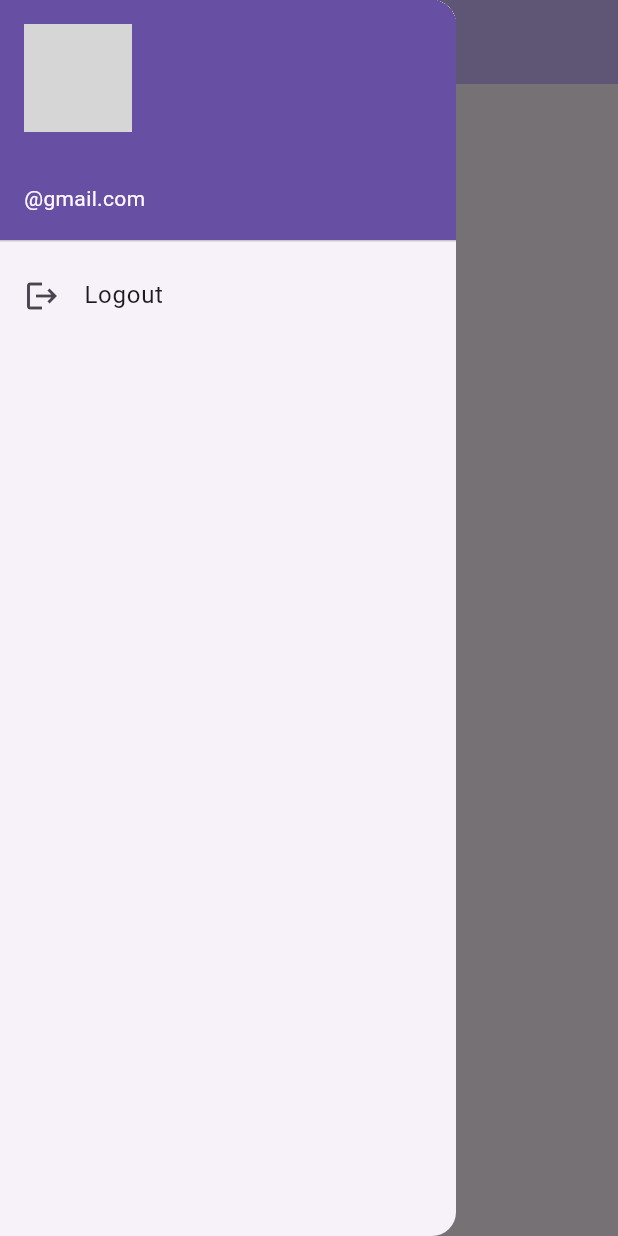
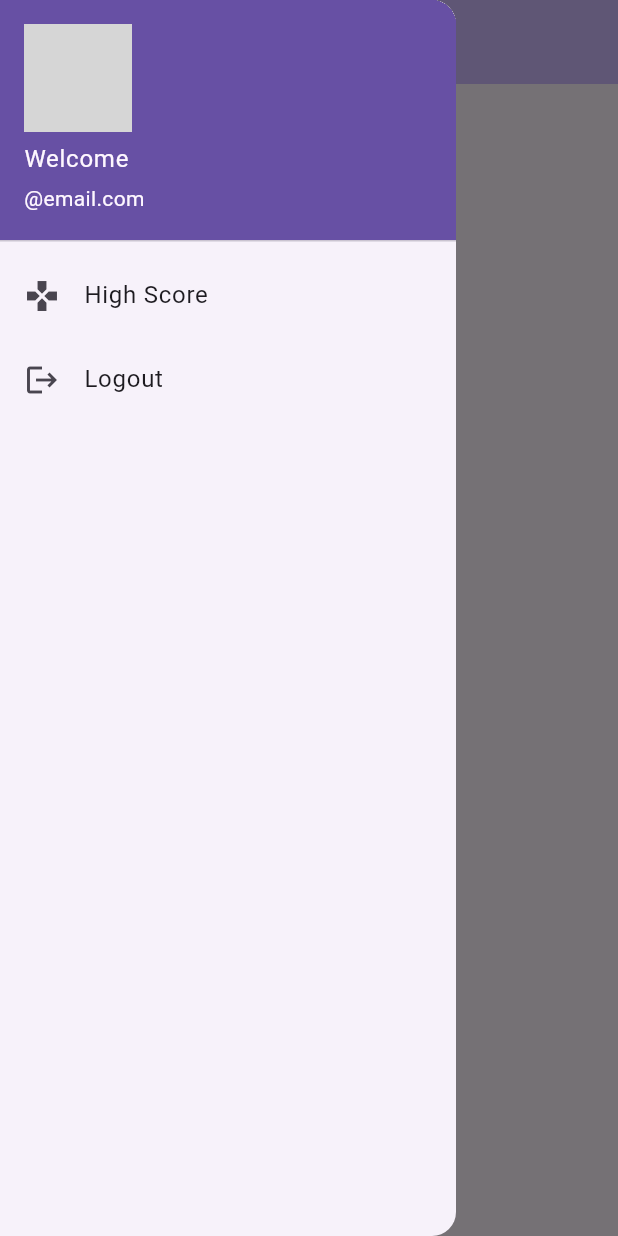
Before and after one commit to abayup14/ProjectUTSEmerTech, a Flutter app: the MyHomePage screen opened directly, with the side drawer open, on a phone screen of 412 x 824 dp. Run offline on Flutter 3.47's test engine with Material 3 defaults, Android fonts, the phone set to English and light mode, and no system bars; our stand-ins replace shared_preferences; accounts and stored records are empty; network calls fail; grey boxes are pictures that could not be loaded.

Commit message:
Update Highscore dan Main

```diff
--- a/lib/main.dart
+++ b/lib/main.dart
@@ -1,4 +1,5 @@
 import 'package:flutter/material.dart';
+import 'package:project_uts_emertech/screen/high_score.dart';
 import 'package:project_uts_emertech/screen/login.dart';
 import 'package:shared_preferences/shared_preferences.dart';
 
@@ -50,7 +51,9 @@
         useMaterial3: true,
       ),
       home: const MyHomePage(title: 'Guess The Card'),
-      routes: {},
+      routes: {
+        "high_score": (context) => HighScore(),
+      },
     );
   }
 }
@@ -143,14 +146,22 @@
         child: Column(
           children: <Widget>[
             UserAccountsDrawerHeader(
-                accountName: Text(user_login),
-                accountEmail: Text("$user_login@gmail.com"),
-                currentAccountPicture: CircleAvatar(
-                    backgroundImage:
-                        NetworkImage("https://i.pravatar.cc/150?img=70"))),
+              accountName: Text("Welcome $user_login"),
+              accountEmail: Text("$user_login@email.com"),
+              currentAccountPicture: const CircleAvatar(
+                backgroundImage: NetworkImage("https://picsum.photos/200"),
+              ),
+            ),
+            ListTile(
+              title: const Text("High Score"),
+              leading: const Icon(Icons.games),
+              onTap: () {
+                Navigator.popAndPushNamed(context, "high_score");
+              },
+            ),
             ListTile(
               title: const Text("Logout"),
-              leading: Icon(Icons.logout),
+              leading: const Icon(Icons.logout),
               onTap: () {
                 doLogout();
               },
--- a/lib/screen/login.dart
+++ b/lib/screen/login.dart
@@ -6,7 +6,7 @@ class MyLogin extends StatelessWidget {
   @override
   Widget build(BuildContext context) {
     return MaterialApp(
-      title: 'Flutter Demo',
+      title: 'Project UTS Emerging Technology',
       theme: ThemeData(
         primarySwatch: Colors.blue,
       ),
@@ -76,7 +76,6 @@ class _LoginState extends State<Login> {
                     height: 50,
                     width: 300,
                     decoration: BoxDecoration(
-                        color: Colors.green,
                         borderRadius: BorderRadius.circular(20)),
                     child: ElevatedButton(
                       onPressed: () {
@@ -84,7 +83,7 @@ class _LoginState extends State<Login> {
                       },
                       child: const Text(
                         'Login',
-                        style: TextStyle(color: Colors.white, fontSize: 25),
+                        style: TextStyle(color: Colors.black, fontSize: 25),
                       ),
                     ),
                   )),
```
Also changed, not shown: lib/screen/high_score.dart (added, +15 -0 lines).
